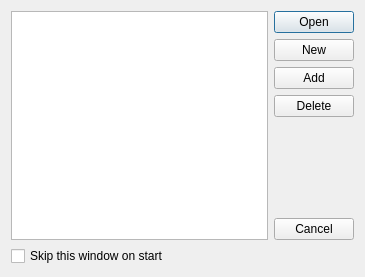
First picture: the form in view/db_choice.ui, repository Michal-D4/MyFiles, before the edit.
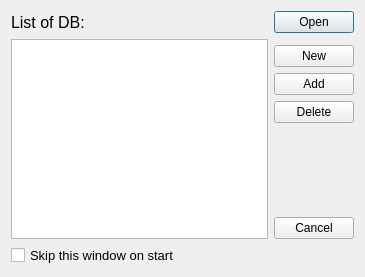
Second picture: the form after the edit. Icons and pictures are not drawn.

What changed in the file:
```diff
--- a/view/db_choice.ui
+++ b/view/db_choice.ui
@@ -14,9 +14,6 @@
    <string>Open Data Base or Create new</string>
   </property>
   <layout class="QGridLayout" name="gridLayout">
-   <item row="0" column="0" rowspan="6">
-    <widget class="QListWidget" name="listOfBDs"/>
-   </item>
    <item row="0" column="1">
     <widget class="QPushButton" name="okButton">
      <property name="text">
@@ -29,7 +26,7 @@
      </property>
     </widget>
    </item>
-   <item row="4" column="1">
+   <item row="5" column="1">
     <spacer name="verticalSpacer">
      <property name="orientation">
       <enum>Qt::Vertical</enum>
@@ -42,7 +39,7 @@
      </property>
     </spacer>
    </item>
-   <item row="1" column="1">
+   <item row="2" column="1">
     <widget class="QPushButton" name="newButton">
      <property name="text">
       <string>New</string>
@@ -54,34 +51,57 @@
      </property>
     </widget>
    </item>
-   <item row="5" column="1">
+   <item row="6" column="1">
     <widget class="QPushButton" name="cancelButton">
      <property name="text">
       <string>Cancel</string>
      </property>
     </widget>
    </item>
-   <item row="6" column="0">
+   <item row="7" column="0">
     <widget class="QCheckBox" name="skipThisWindow">
+     <property name="font">
+      <font>
+       <pointsize>10</pointsize>
+      </font>
+     </property>
      <property name="text">
       <string>Skip this window on start</string>
      </property>
     </widget>
    </item>
-   <item row="2" column="1">
+   <item row="3" column="1">
     <widget class="QPushButton" name="addButton">
      <property name="text">
       <string>Add</string>
      </property>
     </widget>
    </item>
-   <item row="3" column="1">
+   <item row="4" column="1">
     <widget class="QPushButton" name="delButton">
      <property name="text">
       <string>Delete</string>
      </property>
     </widget>
    </item>
+   <item row="0" column="0">
+    <widget class="QLabel" name="label">
+     <property name="font">
+      <font>
+       <pointsize>12</pointsize>
+      </font>
+     </property>
+     <property name="text">
+      <string>List of DB:</string>
+     </property>
+     <property name="buddy">
+      <cstring>listOfBDs</cstring>
+     </property>
+    </widget>
+   </item>
+   <item row="1" column="0" rowspan="6">
+    <widget class="QListWidget" name="listOfBDs"/>
+   </item>
   </layout>
  </widget>
  <resources>
```
Left out of the diff: 2 changed lines with no effect on the pictures.
